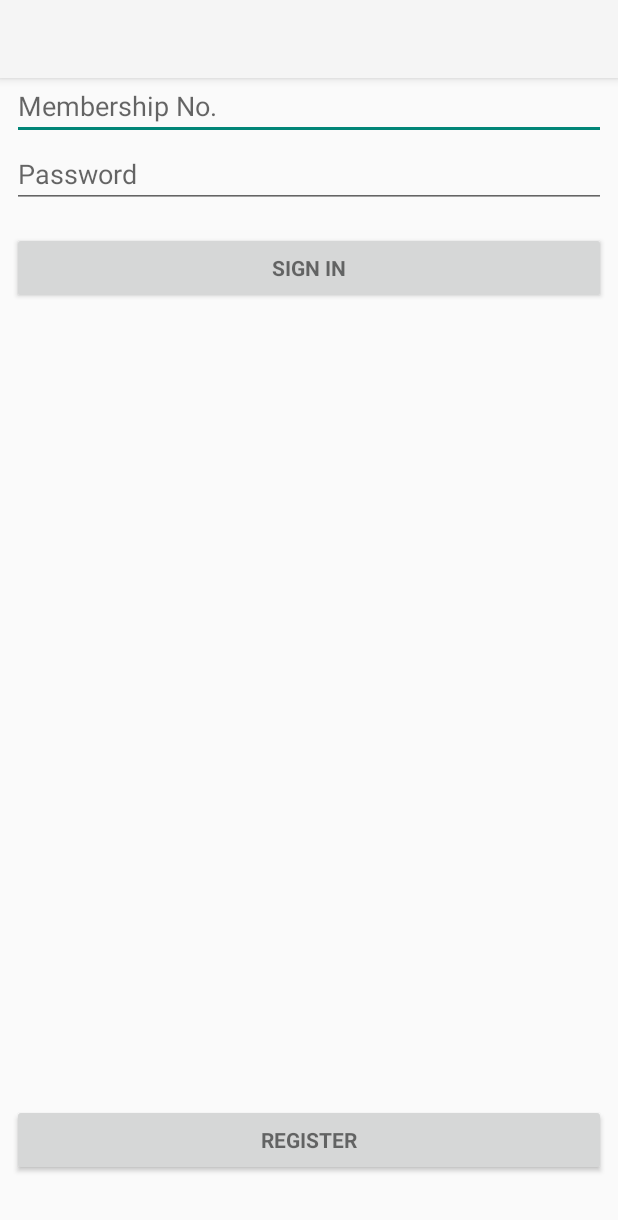
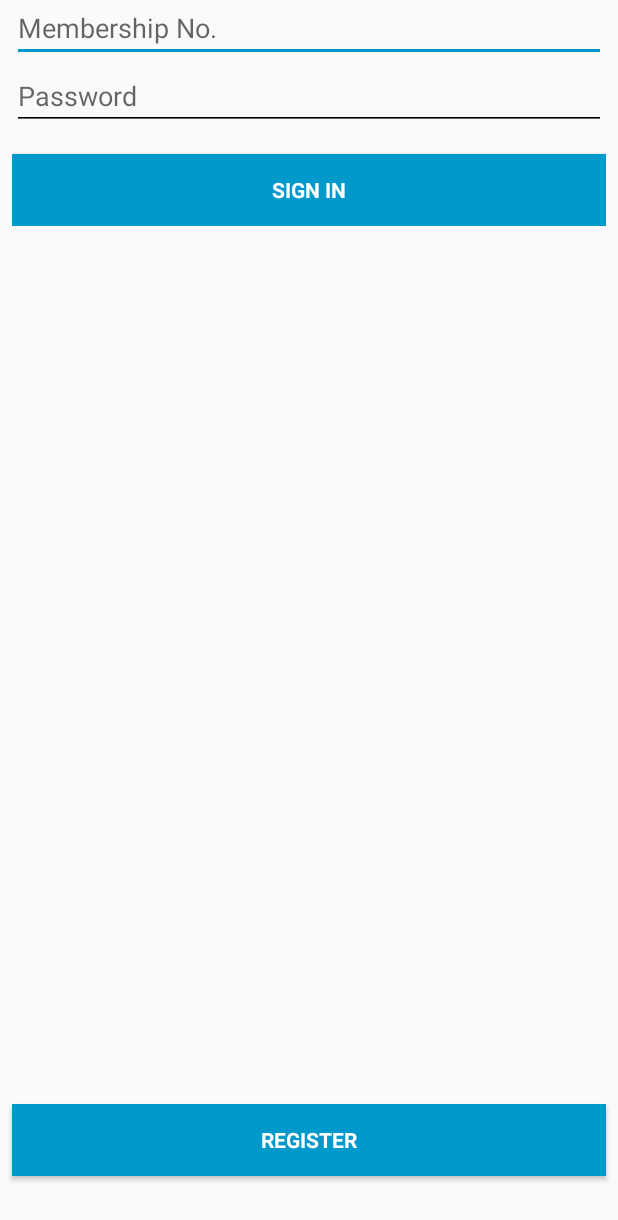
Before and after one commit to danlarteygh/NHIS, an Android app: the layout activity_login.xml on its own in the app's theme, with its tools: preview values and no code run, on a phone screen of 412 x 824 dp. Shown: the top 1220 px of the screen. Run offline under Robolectric (Android 15) with nearby library versions, the phone set to English and light mode, and no system bars.

Commit message:
PAYMENT ACTIVITY THEMES

```diff
--- a/app/src/main/java/com/project/danlarteygh/nhis/Register.java
+++ b/app/src/main/java/com/project/danlarteygh/nhis/Register.java
@@ -154,4 +154,8 @@ public class Register extends AppCompatActivity implements OnItemSelectedListene
         Intent intent = new Intent(this, Offices.class);
         startActivity(intent);
     }
+    public void openPayment(View view) {
+        Intent intent = new Intent(this, Payment.class);
+        startActivity(intent);
+    }
 }
--- a/app/src/main/res/layout/activity_login.xml
+++ b/app/src/main/res/layout/activity_login.xml
@@ -27,7 +27,7 @@
         app:layout_constraintEnd_toEndOf="parent"
         app:layout_constraintHorizontal_bias="1.0"
         app:layout_constraintStart_toStartOf="parent"
-        app:layout_constraintTop_toBottomOf="@+id/my_toolbar">
+        tools:layout_editor_absoluteY="52dp">
 
         <LinearLayout
             android:id="@+id/email_login_form"
@@ -46,6 +46,7 @@
                 android:inputType="textEmailAddress"
                 android:maxLines="1"
                 android:singleLine="true"
+                android:textColor="@android:color/background_dark"
                 app:layout_constraintEnd_toEndOf="parent"
                 app:layout_constraintStart_toStartOf="parent"
                 app:layout_constraintTop_toBottomOf="@+id/my_toolbar" />
@@ -60,7 +61,9 @@
                 android:imeOptions="actionUnspecified"
                 android:inputType="textPassword"
                 android:maxLines="1"
-                android:singleLine="true" />
+                android:textColor="@android:color/background_dark"
+                android:singleLine="true"
+                android:textColorHighlight="@android:color/background_dark"/>
 
             <Button
                 android:id="@+id/member_sign_in_button"
@@ -68,8 +71,11 @@
                 android:layout_width="match_parent"
                 android:layout_height="wrap_content"
                 android:layout_marginTop="16dp"
+                android:background="@android:color/holo_blue_dark"
                 android:text="@string/action_sign_in"
+                android:textColor="@android:color/background_light"
                 android:textStyle="bold" />
+            "/>
 
             <android.support.design.widget.TextInputLayout
                 android:layout_width="match_parent"
@@ -86,17 +92,9 @@
         </LinearLayout>
     </ScrollView>
 
-    <android.support.v7.widget.Toolbar
-        android:id="@+id/my_toolbar"
-        android:layout_width="match_parent"
-        android:layout_height="52dp"
-        android:background="?attr/colorPrimary"
-        android:elevation="4dp"
-        android:theme="@style/ThemeOverlay.AppCompat.ActionBar"
-        android:visibility="visible"
-        app:layout_constraintStart_toStartOf="parent"
-        app:popupTheme="@style/ThemeOverlay.AppCompat.Light" />
-
+    <!--     android:theme="@style/ThemeOverlay.AppCompat.ActionBar"
+     android:background="?attr/colorPrimary"
+     -->
     <Button
         android:id="@+id/Register"
         style="?android:textAppearanceSmall"
@@ -105,8 +103,11 @@
         android:layout_marginBottom="24dp"
         android:layout_marginEnd="8dp"
         android:layout_marginStart="8dp"
+        android:background="@android:color/holo_blue_dark"
         android:onClick="openRegister"
         android:text="REGISTER"
+
+        android:textColor="@android:color/background_light"
         android:textStyle="bold"
         app:layout_constraintBottom_toBottomOf="parent"
         app:layout_constraintEnd_toEndOf="parent"
--- a/app/src/main/res/values/colors.xml
+++ b/app/src/main/res/values/colors.xml
@@ -4,5 +4,5 @@
     <color name="colorPrimaryDark">#303F9F</color>
     <color name="colorAccent">#FF4081</color>
 
-    <color name="black_overlay">#66000000</color>
+    <color name="black_overlay">#00aac5</color>
 </resources>
--- a/app/src/main/res/values/styles.xml
+++ b/app/src/main/res/values/styles.xml
@@ -1,23 +1,31 @@
 <resources>
 
+
     <!-- Base application theme. -->
-    <style name="AppTheme" parent="Theme.AppCompat.Light.DarkActionBar">
+     <style name="AppTheme" parent="Theme.AppCompat.Light">
         <!-- Customize your theme here. -->
         <item name="colorPrimary">@android:color/holo_blue_dark</item>
-        <item name="colorPrimaryDark">@color/colorPrimaryDark</item>
-        <item name="colorAccent">@color/colorAccent</item>
-        <item name="android:textColorPrimary">@android:color/holo_blue_dark</item>
+        <item name="colorPrimaryDark">@android:color/holo_blue_dark</item>
+        <item name="colorAccent">@android:color/holo_blue_dark</item>
+        <item name="android:textColorPrimary">@android:color/background_light</item>
+         <item name="android:textColorPrimaryInverse">@android:color/background_light</item>
+         <item name="android:textColorSecondary">@android:color/background_dark</item>
+
+     </style>
+
+
+    <style name="AppTheme.NoActionBar" parent="Theme.AppCompat.Light.NoActionBar">
+        <item name="windowActionBar">false</item>
+        <item name="windowNoTitle">true</item>
+        <item name="colorPrimary">@android:color/holo_blue_dark</item>
+        <item name="colorPrimaryDark">@android:color/holo_blue_dark</item>
+        <item name="colorAccent">@android:color/holo_blue_dark</item>
     </style>
 
 
-    <style name="AppTheme.NoActionBar">
-        <item name="windowActionBar">false</item>
-        <item name="windowNoTitle">true</item>
+    <style name="AppTheme.AppBarOverlay" parent="ThemeOverlay.AppCompat.ActionBar">
+    <item name="colorPrimary">#995544</item>
     </style>
-
-    <style name="AppTheme.AppBarOverlay" parent="ThemeOverlay.AppCompat.Dark.ActionBar" />
-
-    <style name="AppTheme.PopupOverlay" parent="ThemeOverlay.AppCompat.Light" />
 
     <style name="AppBarOverlay" parent="ThemeOverlay.AppCompat.Dark.ActionBar" />
 
@@ -31,8 +39,15 @@
         <item name="metaButtonBarButtonStyle">?android:attr/buttonBarButtonStyle</item>
     </style>
 
+
     <style name="FullscreenActionBarStyle" parent="Widget.AppCompat.ActionBar">
         <item name="android:background">@color/black_overlay</item>
     </style>
 
+    <style name="newNhis" parent="Theme.AppCompat.Light.NoActionBar" >
+        <item name="colorPrimary">@android:color/holo_blue_light</item>
+        <item name="colorPrimaryDark">@android:color/holo_blue_dark</item>
+        <item name="colorAccent">@android:color/holo_blue_dark</item>
+    </style>
+    -->
 </resources>
```
Also changed, not shown: app/src/main/AndroidManifest.xml (+16 -5 lines), app/src/main/java/com/project/danlarteygh/nhis/Login.java (+5 -2 lines), app/src/main/java/com/project/danlarteygh/nhis/Payment.java (added, +13 -0 lines), app/src/main/res/layout/activity_payment.xml (added, +9 -0 lines), app/src/main/res/layout/content_register.xml (+10 -0 lines).
